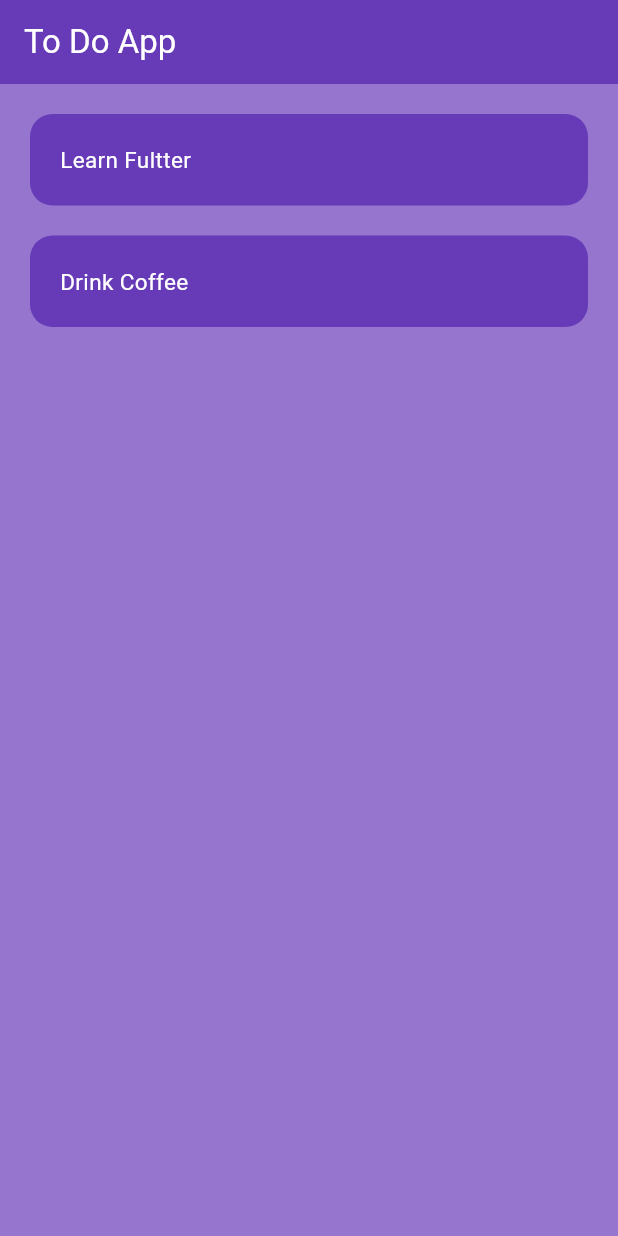
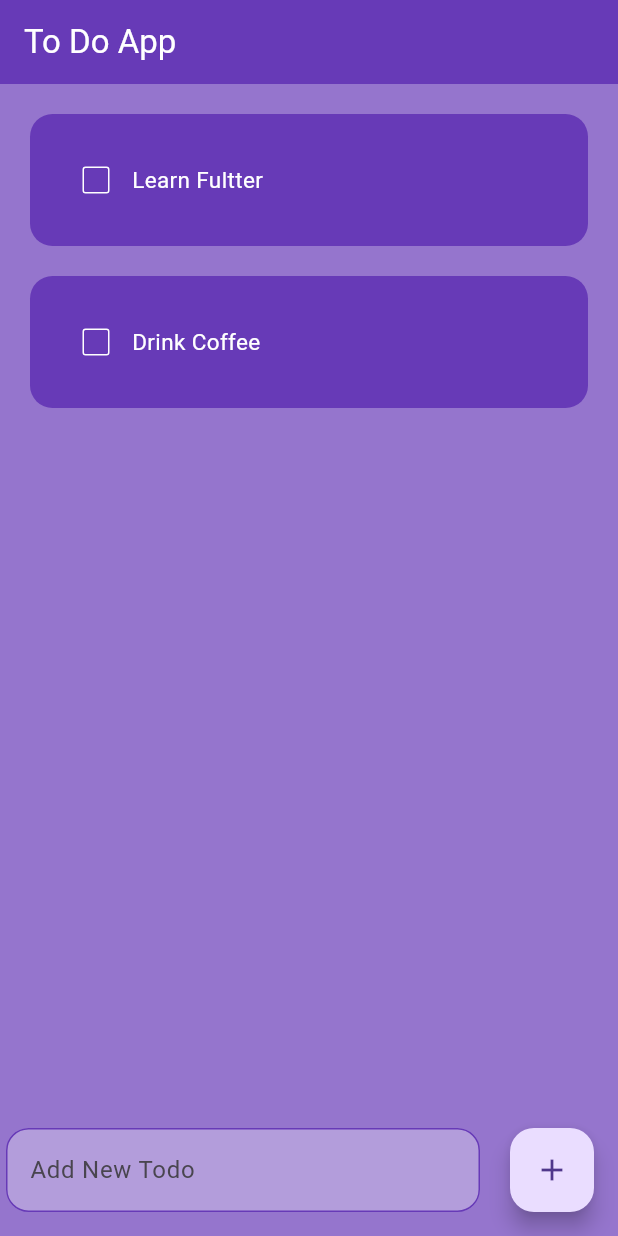
Before and after one commit to Kwode/to_do_list_app, a Flutter app: the screen it shows after launch, on a phone screen of 412 x 824 dp. Run offline on Flutter 3.47's test engine with Material 3 defaults, Android fonts, the phone set to English and light mode, and no system bars.

Commit message:
update
updated

```diff
--- a/todo_app/lib/pages/home_page.dart
+++ b/todo_app/lib/pages/home_page.dart
@@ -1,13 +1,31 @@
 import 'package:flutter/material.dart';
 import 'package:todo_app/utils/todo_list.dart';
 
-class HomePage extends StatelessWidget {
+class HomePage extends StatefulWidget {
   HomePage({super.key});
 
+  @override
+  State<HomePage> createState() => _HomePageState();
+}
+
+class _HomePageState extends State<HomePage> {
+  final _controller = TextEditingController();
   List toDoList = [
     ['Learn Fultter', false],
     ['Drink Coffee', false],
   ];
+
+  void checkBoxChanged(int index) {
+    setState(() {
+      toDoList[index][1] = !toDoList[index][1];
+    });
+  }
+
+  void saveNewTask() {
+    setState(() {
+      toDoList.add([_controller.text, false]);
+    });
+  }
 
   @override
   Widget build(BuildContext context) {
@@ -21,12 +39,48 @@ class HomePage extends StatelessWidget {
         foregroundColor: Colors.white,
       ),
       body: ListView.builder(
-          itemCount: toDoList.length,
-          itemBuilder: (BuildContext context, index) {
-            return TodoList(
-              taskName: toDoList[index][0],
-            );
-          }),
+        itemCount: toDoList.length,
+        itemBuilder: (BuildContext context, index) {
+          return TodoList(
+            taskName: toDoList[index][0],
+            taskCompleted: toDoList[index][1],
+            onChanged: (value) => checkBoxChanged(index),
+          );
+        },
+      ),
+      floatingActionButton: Row(
+        children: [
+          Expanded(
+            child: Padding(
+              padding: const EdgeInsets.symmetric(horizontal: 20),
+              child: TextField(
+                controller: _controller,
+                decoration: InputDecoration(
+                  hintText: 'Add New Todo',
+                  filled: true,
+                  fillColor: Colors.deepPurple.shade200,
+                  enabledBorder: OutlineInputBorder(
+                    borderSide: const BorderSide(
+                      color: Colors.deepPurple,
+                    ),
+                    borderRadius: BorderRadius.circular(15),
+                  ),
+                  focusedBorder: OutlineInputBorder(
+                    borderSide: const BorderSide(
+                      color: Colors.deepPurple,
+                    ),
+                    borderRadius: BorderRadius.circular(15),
+                  ),
+                ),
+              ),
+            ),
+          ),
+          FloatingActionButton(
+            onPressed: saveNewTask,
+            child: const Icon(Icons.add),
+          ),
+        ],
+      ),
     );
   }
 }
--- a/todo_app/lib/utils/todo_list.dart
+++ b/todo_app/lib/utils/todo_list.dart
@@ -1,33 +1,48 @@
 import 'package:flutter/material.dart';
 
 class TodoList extends StatelessWidget {
-  const TodoList({super.key,
-  required this.taskName
-  });
+  const TodoList(
+      {super.key,
+      required this.taskName,
+      required this.taskCompleted,
+      this.onChanged});
 
   final String taskName;
+  final bool taskCompleted;
+  final Function(bool?)? onChanged;
 
   @override
   Widget build(BuildContext context) {
     return Padding(
-              padding: const EdgeInsets.only(
-                  top: 20,
-                  left: 20,
-                  right: 20,
-                  bottom: 0
-              ),
+      padding: const EdgeInsets.only(top: 20, left: 20, right: 20, bottom: 0),
       child: Container(
         padding: const EdgeInsets.all(20),
         decoration: BoxDecoration(
           color: Colors.deepPurple,
           borderRadius: BorderRadius.circular(15),
         ),
-                child: Text(
+        child: Row(
+          children: [
+            Checkbox(
+              value: taskCompleted,
+              onChanged: onChanged,
+              checkColor: Colors.black,
+              activeColor: Colors.white,
+              side: const BorderSide(color: Colors.white),
+            ),
+            Text(
               taskName,
-                  style: const TextStyle(
+              style: TextStyle(
                 color: Colors.white,
                 fontSize: 15,
+                decoration: taskCompleted
+                    ? TextDecoration.lineThrough
+                    : TextDecoration.none,
+                decorationColor: Colors.white,
+                decorationThickness: 2,
               ),
+            ),
+          ],
         ),
       ),
     );
```
Lines whose indentation alone changed are shown as unchanged.
